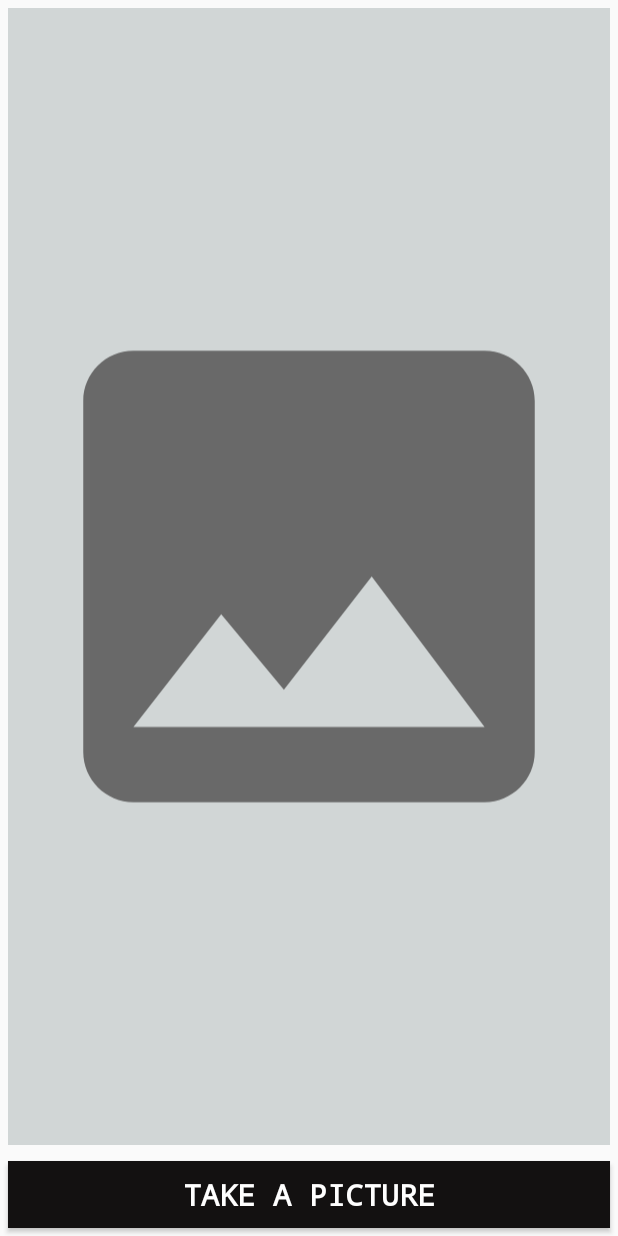
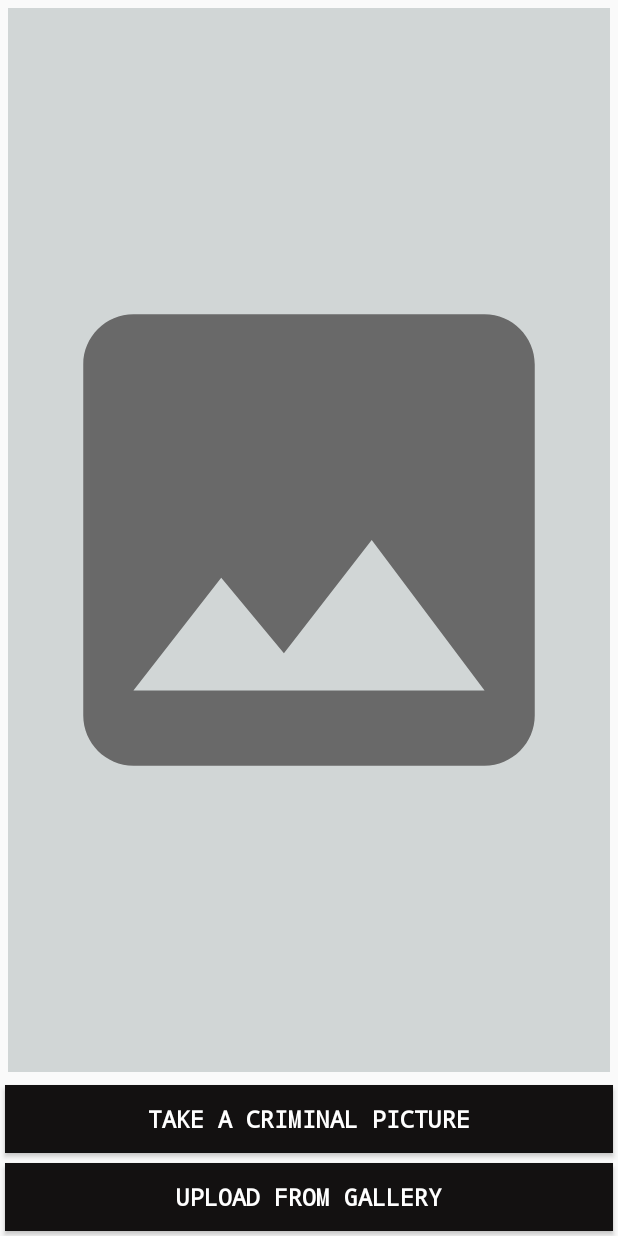
Before and after one commit to sifatabdullah386/SafeGuard, an Android app: the fragment Capture shown on its own in the app's theme, on a phone screen of 412 x 824 dp. Run offline under Robolectric (Android 15) with nearby library versions, the phone set to English and light mode, and no system bars; our stand-ins replace Firebase (no records; nobody signed in at launch, a user with empty details on screens opened directly).

Commit message:
Commit15

```diff
--- a/app/src/main/java/com/example/safeguard/Capture.java
+++ b/app/src/main/java/com/example/safeguard/Capture.java
@@ -1,9 +1,13 @@
 package  com.example.safeguard;
 
+import android.Manifest;
+import android.app.ProgressDialog;
 import android.content.Intent;
+import android.content.pm.PackageManager;
 import android.graphics.Bitmap;
 import android.net.Uri;
 import android.os.Bundle;
+import android.os.Environment;
 import android.provider.MediaStore;
 import android.view.LayoutInflater;
 import android.view.View;
@@ -14,61 +18,100 @@ import android.widget.Toast;
 
 import androidx.annotation.NonNull;
 import androidx.annotation.Nullable;
+import androidx.core.app.ActivityCompat;
+import androidx.core.content.ContextCompat;
+import androidx.core.content.FileProvider;
 import androidx.fragment.app.Fragment;
 
+import com.google.android.gms.tasks.OnFailureListener;
 import com.google.android.gms.tasks.OnSuccessListener;
+import com.google.firebase.auth.FirebaseAuth;
 import com.google.firebase.storage.FirebaseStorage;
+import com.google.firebase.storage.OnProgressListener;
 import com.google.firebase.storage.StorageReference;
 import com.google.firebase.storage.UploadTask;
 
+import java.io.File;
+import java.io.IOException;
+import java.text.SimpleDateFormat;
+import java.util.Date;
 import java.util.Objects;
 
 import static android.app.Activity.RESULT_OK;
+import static android.provider.MediaStore.ACTION_IMAGE_CAPTURE;
 
 public class Capture extends Fragment {
 
-    private ImageView CaptureImage;
-    private Button Capture;
-    private static final int CAMERA_REQUEST_CODE=1;
-    private StorageReference picStorage;
+    private ImageView captureImage;
+    private static final int CAMERA_REQUEST_CODE=71;
+    private static final int CAMERA_PERM_CODE=7;
+    private StorageReference storageReference;
     @Nullable
     @Override
     public View onCreateView(@NonNull LayoutInflater inflater, @Nullable ViewGroup container, Bundle savedInstanceState) {
-        // Inflate the layout for this fragment
         View view = inflater.inflate(R.layout.fragment_capture, container, false);
 
-        picStorage= FirebaseStorage.getInstance().getReference();
+        storageReference = FirebaseStorage.getInstance().getReference();
 
-        CaptureImage = view.findViewById(R.id.image_capture);
-        Capture = view.findViewById(R.id.image_capture_button);
+        captureImage = view.findViewById(R.id.image_capture);
+        Button Capture = view.findViewById(R.id.image_capture_button);
+        Button Upload = view.findViewById(R.id.image_upload_button);
+
         Capture.setOnClickListener(new View.OnClickListener() {
             @Override
             public void onClick(View v) {
-                Intent intent=new Intent(MediaStore.ACTION_IMAGE_CAPTURE);
-                startActivityForResult(intent,CAMERA_REQUEST_CODE);
+                askCameraPermissions();
+            }
+        });
+        Upload.setOnClickListener(new View.OnClickListener() {
+            @Override
+            public void onClick(View v) {
+                UploadImage();
             }
         });
         return view;
+    }
+
+    private void askCameraPermissions() {
+        if (ContextCompat.checkSelfPermission(getActivity(), Manifest.permission.CAMERA) != PackageManager.PERMISSION_GRANTED){
+            ActivityCompat.requestPermissions(getActivity(), new String[] {Manifest.permission.CAMERA}, CAMERA_PERM_CODE);
+        }else{
+            openCamera();
+        }
+    }
+
+    @Override
+    public void onRequestPermissionsResult(int requestCode, @NonNull String[] permissions, @NonNull int[] grantResults) {
+        super.onRequestPermissionsResult(requestCode, permissions, grantResults);
+        if(requestCode==CAMERA_PERM_CODE){
+            if(grantResults.length>0 && grantResults[0]==PackageManager.PERMISSION_GRANTED){
+              openCamera();
+            }
+            else{
+                Toast.makeText(getActivity(), "Camera open Denied", Toast.LENGTH_SHORT).show();
+            }
+        }
+    }
+
+    private void openCamera() {
+        Intent intent=new Intent(MediaStore.ACTION_IMAGE_CAPTURE);
+        startActivityForResult(intent,CAMERA_REQUEST_CODE);
     }
     @Override
     public void onActivityResult(int requestCode, int resultCode, @Nullable Intent data) {
         super.onActivityResult(requestCode, resultCode, data);
 
-/*        if(requestCode==CAMERA_REQUEST_CODE && resultCode==RESULT_OK){
-            assert data != null;
-            Uri uri=data.getData();
-            assert uri != null;
-            StorageReference filepath=picStorage.child("Captures").child(Objects.requireNonNull(uri.getLastPathSegment()));
-            filepath.putFile(uri).addOnSuccessListener(new OnSuccessListener<UploadTask.TaskSnapshot>() {
-                @Override
-                public void onSuccess(UploadTask.TaskSnapshot taskSnapshot) {
-                    Toast.makeText(getActivity(), "", Toast.LENGTH_SHORT).show();
-                }
-            });
-        }*/
-        assert data != null;
-        Bitmap bitmap=(Bitmap) data.getExtras().get("data");
-        CaptureImage.setImageBitmap(bitmap);
+      if(requestCode==CAMERA_REQUEST_CODE && resultCode==RESULT_OK ){
+
+        /*assert data != null;
+        Bitmap bitmap=(Bitmap) Objects.requireNonNull(data.getExtras()).get("data");
+        captureImage.setImageBitmap(bitmap);*/
+
+      }
+    }
+
+
+    private void UploadImage() {
 
     }
 }
--- a/app/src/main/res/layout/fragment_capture.xml
+++ b/app/src/main/res/layout/fragment_capture.xml
@@ -8,7 +8,7 @@
   <LinearLayout
       android:layout_width="match_parent"
       android:layout_height="match_parent"
-      android:weightSum="2"
+      android:weightSum="3"
       android:orientation="vertical">
       <ImageView
           android:id="@+id/image_capture"
@@ -18,20 +18,34 @@
           android:layout_margin="5dp"
           android:src="@drawable/ic_image_black_24dp"
           android:layout_weight="1"/>
-
       <Button
           android:id="@+id/image_capture_button"
           android:layout_width="match_parent"
-          android:layout_height="100dp"
+          android:layout_height="150dp"
           android:layout_weight="1"
           android:background="#131111"
           android:textAlignment="center"
           android:textColor="#fff"
           android:textStyle="bold"
-          android:textSize="20sp"
+          android:textSize="16sp"
+          android:layout_margin="3dp"
+          android:padding="3dp"
           android:fontFamily="monospace"
-          android:layout_margin="5dp"
-          android:text="Take a Picture" />
+          android:text="Take a Criminal Picture" />
+      <Button
+          android:id="@+id/image_upload_button"
+          android:layout_width="match_parent"
+          android:layout_height="150dp"
+          android:layout_weight="1"
+          android:background="#131111"
+          android:textAlignment="center"
+          android:textColor="#fff"
+          android:textStyle="bold"
+          android:textSize="16sp"
+          android:layout_margin="3dp"
+          android:padding="3dp"
+          android:fontFamily="monospace"
+          android:text="Upload from gallery" />
   </LinearLayout>
 
 </FrameLayout>
--- a/app/src/main/res/values/strings.xml
+++ b/app/src/main/res/values/strings.xml
@@ -55,4 +55,8 @@
     <string name="enter_username">Enter Username</string>
     <string name="title_activity_pick_place">Map</string>
     <string name="drawer_privacy_policy">Privacy Policy</string>
+    <string name="name">Name</string>
+    <string name="phone_number">Phone Number</string>
+    <string name="email">Email</string>
+    <string name="location">Location</string>
 </resources>
--- /dev/null
+++ b/app/src/main/res/xml/file_paths.xml
@@ -0,0 +1,6 @@
+<?xml version="1.0" encoding="utf-8"?>
+<paths xmlns:android="http://schemas.android.com/apk/res/android">
+    <external-files-path
+        name="my_images"
+        path="Android/data/com.example.package.name/files/Pictures" />
+</paths>
```
Also changed, not shown: app/src/main/AndroidManifest.xml (+12 -0 lines), app/src/main/java/com/example/safeguard/Profile.java (+73 -3 lines), app/src/main/res/layout/fragment_profile.xml (+33 -11 lines).
